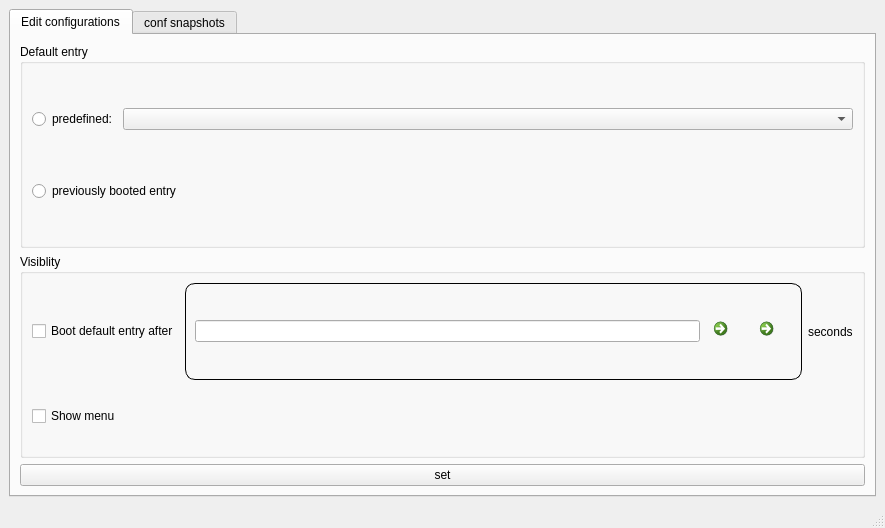
Thenujan-0/grub-editor, file main1.ui: the form before one commit.
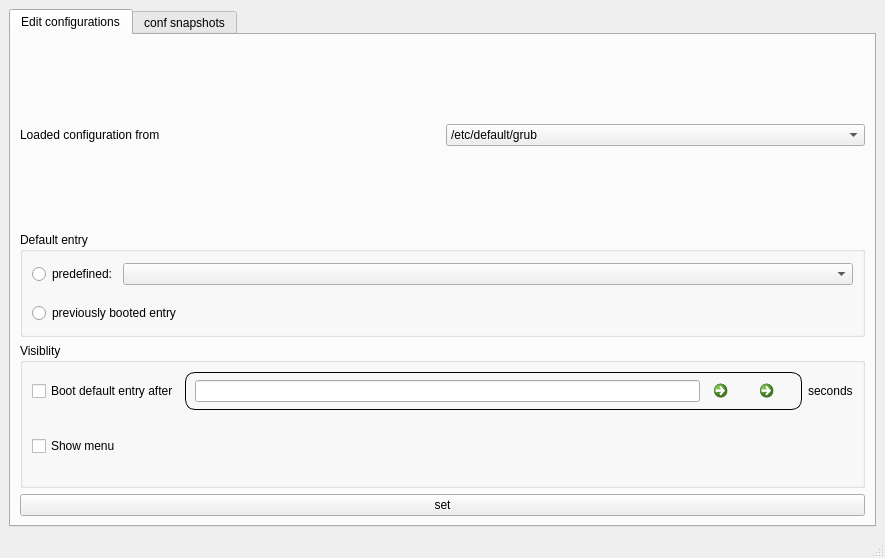
The form after the commit. Icons and pictures are not drawn.

Commit message: load configurations from comboBox  was added and it is fully functional

Diff of the .ui file:
```diff
--- a/main1.ui
+++ b/main1.ui
@@ -30,10 +30,36 @@
        <layout class="QGridLayout" name="gridLayout">
         <item row="0" column="0">
          <layout class="QVBoxLayout" name="verticalLayout">
+          <property name="topMargin">
+           <number>50</number>
+          </property>
+          <item>
+           <layout class="QHBoxLayout" name="horizontalLayout_6">
+            <property name="topMargin">
+             <number>30</number>
+            </property>
+            <item>
+             <widget class="QLabel" name="label">
+              <property name="text">
+               <string>Loaded configuration from</string>
+              </property>
+             </widget>
+            </item>
+            <item>
+             <widget class="QComboBox" name="comboBox_configurations">
+              <item>
+               <property name="text">
+                <string>/etc/default/grub</string>
+               </property>
+              </item>
+             </widget>
+            </item>
+           </layout>
+          </item>
           <item>
            <layout class="QGridLayout" name="gridLayout_5">
             <property name="topMargin">
-             <number>0</number>
+             <number>80</number>
             </property>
             <property name="bottomMargin">
              <number>0</number>
```
Left out of the diff: 100 changed lines with no effect on the pictures. The commit also changes 2 other files.
